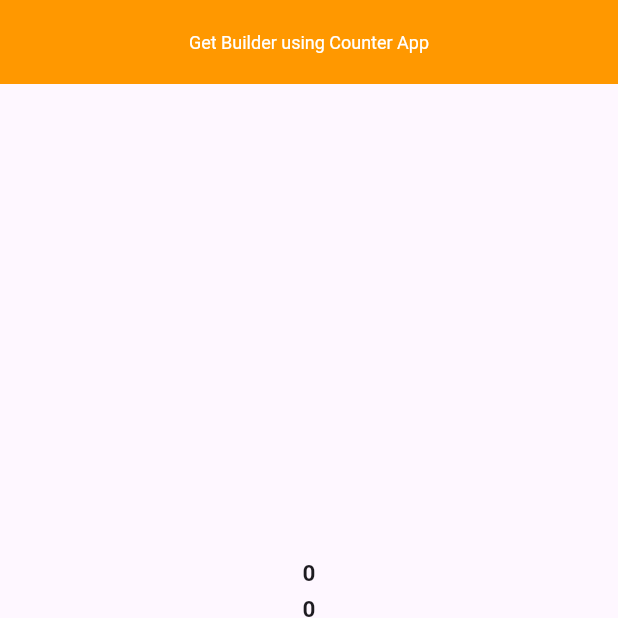
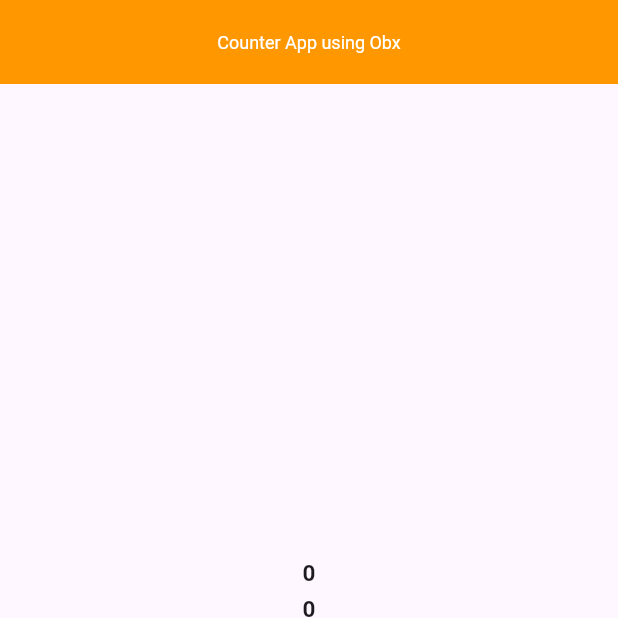
Before and after one commit to Jahid01234/getx_all_code, a Flutter app: the screen it shows after launch, on a phone screen of 412 x 824 dp, the top half of it. Run offline on Flutter 3.47's test engine with Material 3 defaults, Android fonts, the light colour scheme and no system bars; our stand-ins replace get.

Commit message:
-Counter App Using Obx -Obx

```diff
--- a/lib/home_screen.dart
+++ b/lib/home_screen.dart
@@ -3,7 +3,7 @@ import 'package:get/get.dart';
 import 'package:get_material_app/counter_controller.dart';
 
 class HomeScreen extends StatelessWidget {
-   HomeScreen({super.key});
+  HomeScreen({super.key});
 
   // Dependency injection
   final CounterController dependency = Get.put(CounterController());
@@ -15,7 +15,7 @@ class HomeScreen extends StatelessWidget {
         backgroundColor: Colors.orange,
         foregroundColor: Colors.white,
         title: const Text(
-          "Get Builder using Counter App",
+          " Counter App using Obx ",
           style: TextStyle(fontSize: 12),
         ),
         centerTitle: true,
@@ -24,42 +24,28 @@ class HomeScreen extends StatelessWidget {
         child: Column(
           mainAxisAlignment: MainAxisAlignment.center,
           children: [
-            GetX<CounterController>(
-                builder: (controller){
-                  print("id:1");
-                  return Text(
-                    controller.count1.toString(),
-                    style: const TextStyle(fontSize: 15, fontWeight: FontWeight.bold
-                    ),
-                  );
-                }
+            Obx(() => Text(
+                dependency.count1.toString(),
+                style: const TextStyle(fontSize: 15, fontWeight: FontWeight.bold
+                ),
+              ),
             ),
             const SizedBox(height: 3),
-
-            GetX<CounterController>(
-                builder: (controller){
-                  print("id:2");
-                  return Text(
-                    controller.count2.toString(),
-                    style: const TextStyle(fontSize: 15, fontWeight: FontWeight.bold
-                    ),
-                  );
-                }
+            Obx(() => Text(
+                dependency.count2.toString(),
+                style: const TextStyle(fontSize: 15, fontWeight: FontWeight.bold
+                ),
+              ),
             ),
-
             const SizedBox(height: 3),
-
-            GetX<CounterController>(
-                builder: (controller){
-                  print("id:3");
-                  return Text(
-                    controller.count3.toString(),
-                    style: const TextStyle(fontSize: 15, fontWeight: FontWeight.bold
-                    ),
-                  );
-                }
+            Obx(() {
+                return Text(
+                  dependency.count3.toString(),
+                  style: const TextStyle(fontSize: 15, fontWeight: FontWeight.bold
+                  ),
+                );
+              },
             ),
-
             const SizedBox(height: 20),
             Row(
               mainAxisAlignment: MainAxisAlignment.spaceAround,
```
